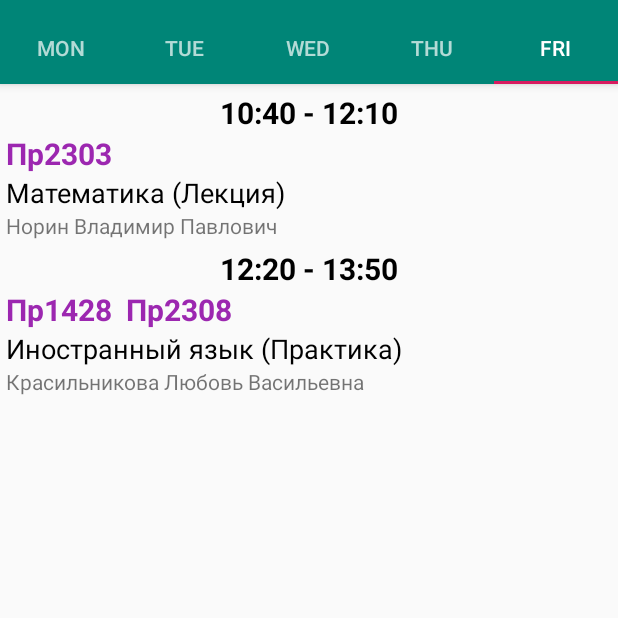
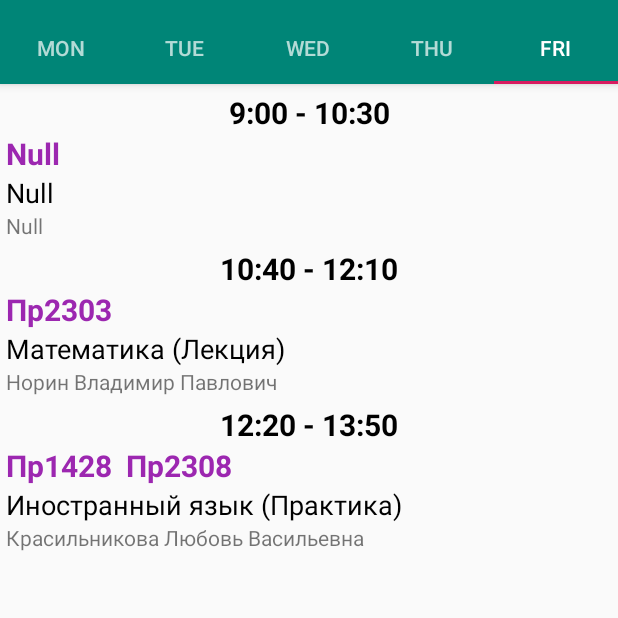
Before and after one commit to Nostereal/UniversitySchedule, an Android app: the screen it shows after launch (MainActivity), on a phone screen of 412 x 824 dp, the top half of it. Run offline under Robolectric (Android 15) with nearby library versions, the light colour scheme and no system bars.

Commit message:
added a first null pairs

```diff
--- a/app/src/main/java/com/tema/schedule/fragments/FridayFragment.kt
+++ b/app/src/main/java/com/tema/schedule/fragments/FridayFragment.kt
@@ -40,6 +40,7 @@ class FridayFragment : Fragment() {
     }
 
     private fun fridayScheduleFill() {
+        fridaySchedule.add(mutableListOf("9:00 - 10:30", "Null", "Null", "Null"))
         fridaySchedule.add(mutableListOf("10:40 - 12:10", "Пр2303", "Математика (Лекция)", "Норин Владимир Павлович"))
         fridaySchedule.add(mutableListOf("12:20 - 13:50", "Пр1428\tПр2308",
             "Иностранный язык (Практика)", "Красильникова Любовь Васильевна"))
--- a/app/src/main/java/com/tema/schedule/fragments/ThursdayFragment.kt
+++ b/app/src/main/java/com/tema/schedule/fragments/ThursdayFragment.kt
@@ -40,6 +40,7 @@ class ThursdayFragment : Fragment() {
     }
 
     private fun thursdayScheduleFill() {
+        thursdaySchedule.add(mutableListOf("9:00 - 10:30", "Null", "Null", "Null"))
         thursdaySchedule.add(mutableListOf("10:40 - 12:10", "Пр2306", "Физика (Лекция)", "Тронева Мария Александровна"))
         thursdaySchedule.add(mutableListOf("12:20 - 13:50", "Пр2306",
             "Объектно-ориентированное программирование (Лекция)", "Шурыгин Владимир Николаевич"))
--- a/build.gradle
+++ b/build.gradle
@@ -7,7 +7,7 @@ buildscript {
         jcenter()
     }
     dependencies {
-        classpath 'com.android.tools.build:gradle:3.3.2'
+        classpath 'com.android.tools.build:gradle:3.4.0'
         classpath "org.jetbrains.kotlin:kotlin-gradle-plugin:$kotlin_version"
 
         // NOTE: Do not place your application dependencies here; they belong
```
Also changed, not shown: gradle/wrapper/gradle-wrapper.properties.
